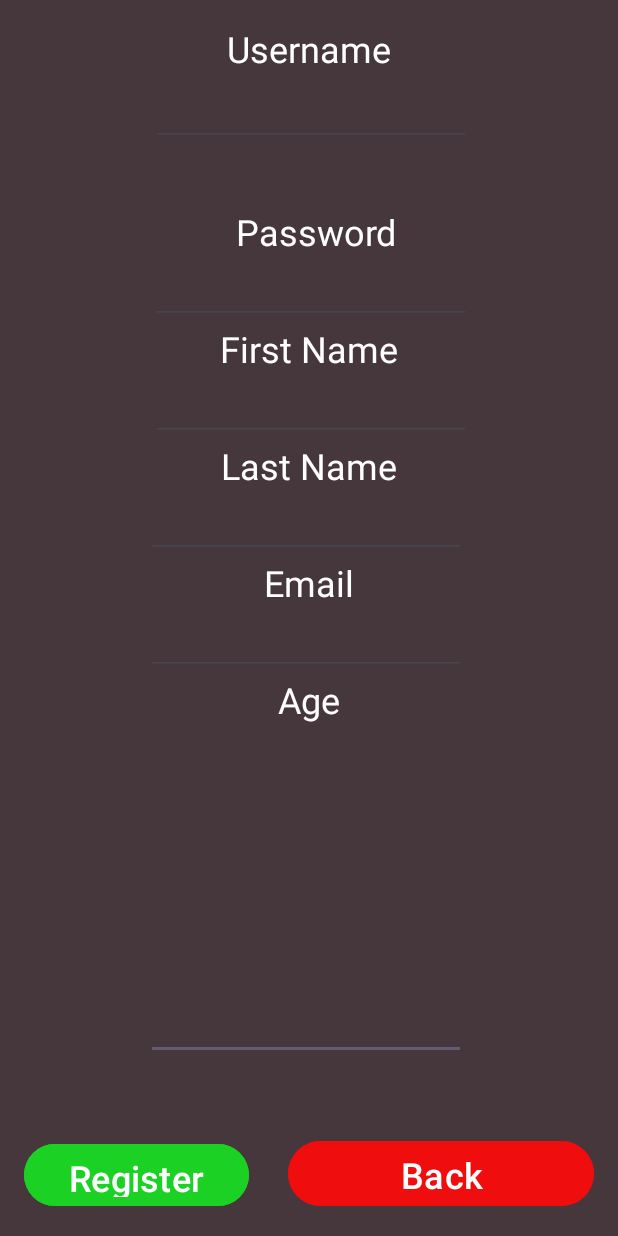
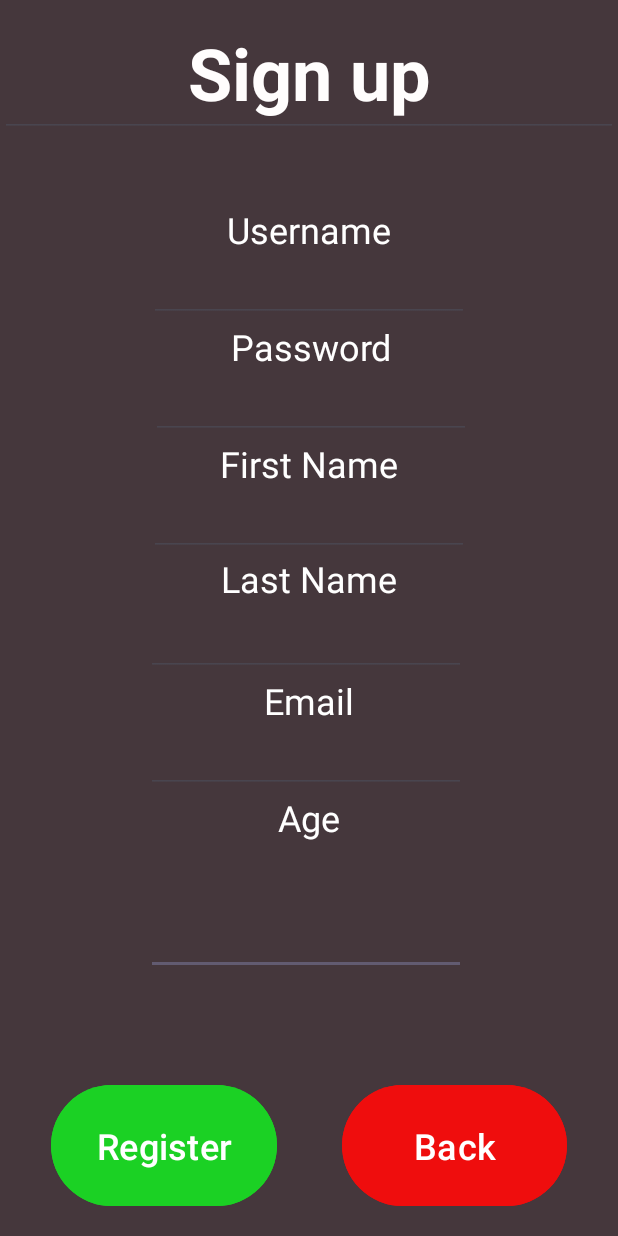
Before and after one commit to CodyKingIndustries/CIS183_FinalProject_DavidConcord_CodyKing, an Android app: the registeruser screen opened directly, with no data from a screen before it, on a phone screen of 412 x 824 dp. Run offline under Robolectric (Android 15) with nearby library versions, the phone set to English and light mode, and no system bars; Roboto replaces fonts that are not available here.

```diff
--- a/app/src/main/java/com/example/cis183_finalproject_davidconcord_codyking/MainActivity.java
+++ b/app/src/main/java/com/example/cis183_finalproject_davidconcord_codyking/MainActivity.java
@@ -14,6 +14,7 @@ import android.widget.Button;
 import android.widget.ListView;
 import android.content.Intent;
 import java.util.ArrayList;
+import java.util.Calendar;
 
 import android.os.Bundle;
 
@@ -65,7 +66,7 @@ public class MainActivity extends AppCompatActivity
 
     public void calendarScreen()
     {
-        Intent goToCalendar = new Intent(this, Calendar.class);
+        Intent goToCalendar = new Intent(this, ChooseOption.class);
         startActivity(goToCalendar);
     }
 }
--- a/app/src/main/java/com/example/cis183_finalproject_davidconcord_codyking/registeruser.java
+++ b/app/src/main/java/com/example/cis183_finalproject_davidconcord_codyking/registeruser.java
@@ -45,10 +45,11 @@ public class registeruser extends AppCompatActivity
         et_j_r_password = findViewById(R.id.et_v_r_password);
         et_j_r_email = findViewById(R.id.et_v_r_email);
         et_j_r_age = findViewById(R.id.et_v_r_age);
-        tv_j_r_blankerror = findViewById(R.id.tv_v_r_blankerror);
-        tv_j_r_usernameerror = findViewById(R.id.tv_v_r_usernameerror);
+        //tv_j_r_blankerror = findViewById(R.id.tv_v_r_blankerror);
+        //tv_j_r_usernameerror = findViewById(R.id.tv_v_r_usernameerror);
 
         mainActivity = new Intent(registeruser.this, MainActivity.class);
+        udbHelper = new UserDatabaseHelper(this);
 
         backButtonEvent();
     }
--- a/app/src/main/res/layout/activity_registeruser.xml
+++ b/app/src/main/res/layout/activity_registeruser.xml
@@ -8,39 +8,11 @@
     android:background="#45373C"
     tools:context=".registeruser">
 
-    <TextView
-        android:id="@+id/tv_v_r_usernameerror"
-        android:layout_width="wrap_content"
-        android:layout_height="wrap_content"
-        android:text="Username Not Unique"
-        android:textColor="#FF0000"
-        android:textSize="24sp"
-        android:visibility="invisible"
-        app:layout_constraintBottom_toTopOf="@+id/textView3"
-        app:layout_constraintEnd_toEndOf="parent"
-        app:layout_constraintStart_toStartOf="parent"
-        app:layout_constraintTop_toBottomOf="@+id/et_v_r_username" />
-
-    <TextView
-        android:id="@+id/tv_v_r_blankerror"
-        android:layout_width="wrap_content"
-        android:layout_height="wrap_content"
-        android:layout_marginEnd="36dp"
-        android:layout_marginBottom="10dp"
-        android:text="All Fields Must Be Filled"
-        android:textColor="#FF0000"
-        android:textSize="24sp"
-        android:visibility="invisible"
-        app:layout_constraintBottom_toTopOf="@+id/btn_v_r_register"
-        app:layout_constraintEnd_toEndOf="@+id/btn_v_r_back"
-        app:layout_constraintTop_toBottomOf="@+id/et_v_r_age" />
-
     <Button
         android:id="@+id/btn_v_r_back"
         android:layout_width="0dp"
         android:layout_height="0dp"
-        android:layout_marginTop="8dp"
-        android:layout_marginEnd="16dp"
+        android:layout_marginEnd="34dp"
         android:layout_marginBottom="16dp"
         android:backgroundTint="#EF0D0D"
         android:text="Back"
@@ -49,16 +21,16 @@
         app:layout_constraintBottom_toBottomOf="parent"
         app:layout_constraintEnd_toEndOf="parent"
         app:layout_constraintStart_toEndOf="@+id/btn_v_r_register"
-        app:layout_constraintTop_toBottomOf="@+id/tv_v_r_blankerror" />
+        app:layout_constraintTop_toBottomOf="@+id/et_v_r_age" />
 
     <EditText
         android:id="@+id/et_v_r_age"
         android:layout_width="0dp"
         android:layout_height="0dp"
-        android:layout_marginBottom="9dp"
+        android:layout_marginBottom="69dp"
         android:ems="10"
         android:inputType="text"
-        app:layout_constraintBottom_toTopOf="@+id/tv_v_r_blankerror"
+        app:layout_constraintBottom_toTopOf="@+id/btn_v_r_back"
         app:layout_constraintEnd_toEndOf="@+id/et_v_r_email"
         app:layout_constraintStart_toStartOf="@+id/et_v_r_email"
         app:layout_constraintTop_toBottomOf="@+id/textView8" />
@@ -77,7 +49,7 @@
         android:id="@+id/et_v_r_lname"
         android:layout_width="wrap_content"
         android:layout_height="wrap_content"
-        android:layout_marginEnd="3dp"
+        android:layout_marginEnd="2dp"
         android:ems="10"
         android:inputType="text"
         app:layout_constraintBottom_toTopOf="@+id/textView7"
@@ -88,10 +60,10 @@
         android:id="@+id/et_v_r_fname"
         android:layout_width="wrap_content"
         android:layout_height="wrap_content"
+        android:layout_marginEnd="1dp"
         android:ems="10"
         android:inputType="text"
-        app:layout_constraintBottom_toTopOf="@+id/textView6"
-        app:layout_constraintStart_toStartOf="@+id/et_v_r_password"
+        app:layout_constraintEnd_toEndOf="@+id/et_v_r_password"
         app:layout_constraintTop_toBottomOf="@+id/textView5" />
 
     <TextView
@@ -122,22 +94,24 @@
         android:id="@+id/textView6"
         android:layout_width="wrap_content"
         android:layout_height="wrap_content"
+        android:layout_marginBottom="3dp"
         android:text="Last Name"
         android:textColor="@color/white"
         android:textSize="24sp"
         app:layout_constraintBottom_toTopOf="@+id/et_v_r_lname"
-        app:layout_constraintEnd_toEndOf="parent"
-        app:layout_constraintStart_toStartOf="parent"
-        app:layout_constraintTop_toBottomOf="@+id/et_v_r_fname" />
+        app:layout_constraintEnd_toEndOf="@+id/et_v_r_fname"
+        app:layout_constraintStart_toStartOf="@+id/et_v_r_fname"
+        app:layout_constraintTop_toBottomOf="@+id/textView5" />
 
     <TextView
         android:id="@+id/textView5"
         android:layout_width="wrap_content"
         android:layout_height="wrap_content"
+        android:layout_marginBottom="44dp"
         android:text="First Name"
         android:textColor="@color/white"
         android:textSize="24sp"
-        app:layout_constraintBottom_toTopOf="@+id/et_v_r_fname"
+        app:layout_constraintBottom_toTopOf="@+id/textView6"
         app:layout_constraintEnd_toEndOf="parent"
         app:layout_constraintStart_toStartOf="parent"
         app:layout_constraintTop_toBottomOf="@+id/et_v_r_password" />
@@ -146,66 +120,77 @@
         android:id="@+id/textView3"
         android:layout_width="wrap_content"
         android:layout_height="wrap_content"
-        android:layout_marginStart="57dp"
-        android:layout_marginEnd="59dp"
         android:text="Password"
         android:textColor="@color/white"
         android:textSize="24sp"
         app:layout_constraintBottom_toTopOf="@+id/et_v_r_password"
-        app:layout_constraintEnd_toEndOf="@+id/tv_v_r_usernameerror"
+        app:layout_constraintEnd_toEndOf="@+id/et_v_r_password"
         app:layout_constraintStart_toStartOf="@+id/et_v_r_password"
-        app:layout_constraintTop_toBottomOf="@+id/tv_v_r_usernameerror" />
+        app:layout_constraintTop_toBottomOf="@+id/et_v_r_username" />
 
     <TextView
         android:id="@+id/textView"
         android:layout_width="wrap_content"
         android:layout_height="wrap_content"
-        android:layout_marginTop="16dp"
-        android:layout_marginBottom="3dp"
         android:text="Username"
         android:textColor="@color/white"
         android:textSize="24sp"
         app:layout_constraintBottom_toTopOf="@+id/et_v_r_username"
         app:layout_constraintEnd_toEndOf="parent"
         app:layout_constraintStart_toStartOf="parent"
-        app:layout_constraintTop_toTopOf="parent" />
+        app:layout_constraintTop_toBottomOf="@+id/editTextText" />
 
     <EditText
         android:id="@+id/et_v_r_username"
         android:layout_width="wrap_content"
         android:layout_height="wrap_content"
-        android:layout_marginStart="12dp"
-        android:layout_marginBottom="8dp"
         android:ems="10"
         android:inputType="text"
-        app:layout_constraintBottom_toTopOf="@+id/tv_v_r_usernameerror"
-        app:layout_constraintStart_toStartOf="@+id/tv_v_r_usernameerror"
+        app:layout_constraintBottom_toTopOf="@+id/textView3"
+        app:layout_constraintEnd_toEndOf="parent"
+        app:layout_constraintStart_toStartOf="parent"
         app:layout_constraintTop_toBottomOf="@+id/textView" />
 
     <Button
         android:id="@+id/btn_v_r_register"
-        android:layout_width="150dp"
-        android:layout_height="49dp"
-        android:layout_marginStart="16dp"
-        android:layout_marginEnd="26dp"
-        android:layout_marginBottom="16dp"
+        android:layout_width="0dp"
+        android:layout_height="0dp"
+        android:layout_marginStart="34dp"
+        android:layout_marginEnd="43dp"
         android:backgroundTint="#1BD124"
         android:text="Register"
         android:textColor="@color/white"
         android:textSize="24sp"
-        app:layout_constraintBottom_toBottomOf="parent"
+        app:layout_constraintBottom_toBottomOf="@+id/btn_v_r_back"
         app:layout_constraintEnd_toStartOf="@+id/btn_v_r_back"
         app:layout_constraintStart_toStartOf="parent"
-        app:layout_constraintTop_toBottomOf="@+id/tv_v_r_blankerror" />
+        app:layout_constraintTop_toTopOf="@+id/btn_v_r_back" />
 
     <EditText
         android:id="@+id/et_v_r_password"
         android:layout_width="wrap_content"
         android:layout_height="wrap_content"
-        android:layout_marginStart="12dp"
+        android:layout_marginStart="1dp"
         android:ems="10"
         android:inputType="textPassword"
         app:layout_constraintBottom_toTopOf="@+id/textView5"
-        app:layout_constraintStart_toStartOf="@+id/tv_v_r_usernameerror"
+        app:layout_constraintStart_toStartOf="@+id/et_v_r_username"
         app:layout_constraintTop_toBottomOf="@+id/textView3" />
+
+    <EditText
+        android:id="@+id/editTextText"
+        android:layout_width="wrap_content"
+        android:layout_height="wrap_content"
+        android:layout_marginTop="6dp"
+        android:layout_marginBottom="45dp"
+        android:ems="10"
+        android:inputType="text"
+        android:text="Sign up"
+        android:textAlignment="center"
+        android:textColor="#FFFDFD"
+        android:textSize="48sp"
+        android:textStyle="bold"
+        app:layout_constraintBottom_toTopOf="@+id/textView"
+        app:layout_constraintStart_toStartOf="parent"
+        app:layout_constraintTop_toTopOf="parent" />
 </androidx.constraintlayout.widget.ConstraintLayout>
--- a/build.gradle.kts
+++ b/build.gradle.kts
@@ -1,4 +1,5 @@
 // Top-level build file where you can add configuration options common to all sub-projects/modules.
 plugins {
     id("com.android.application") version "8.1.1" apply false
+
 }
```
Also changed, not shown: app/src/main/AndroidManifest.xml (+8 -0 lines), app/src/main/java/com/example/cis183_finalproject_davidconcord_codyking/Calendar.java (+27 -34 lines), app/src/main/java/com/example/cis183_finalproject_davidconcord_codyking/ChooseOption.java (added, +46 -0 lines), app/src/main/java/com/example/cis183_finalproject_davidconcord_codyking/MyEvent.java (added, +40 -0 lines), app/src/main/java/com/example/cis183_finalproject_davidconcord_codyking/MyEventAdapter.java (added, +42 -0 lines), app/src/main/java/com/example/cis183_finalproject_davidconcord_codyking/event_Creator.java (added, +59 -0 lines), app/src/main/res/layout/activity_choose_option.xml (added, +22 -0 lines), app/src/main/res/layout/calendar_ui.xml (+3 -5 lines), app/src/main/res/layout/event_creator_ui.xml (added, +39 -0 lines), app/src/main/res/layout/list_item_my_event.xml (added, +26 -0 lines).
